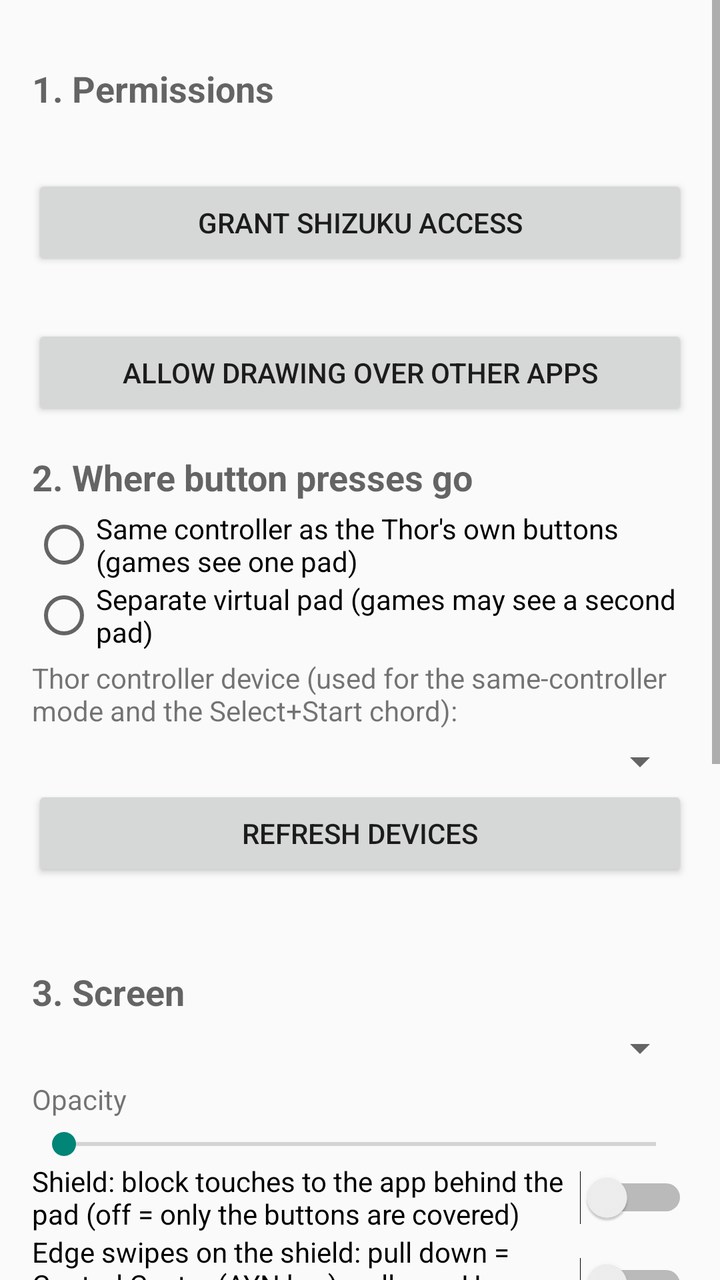
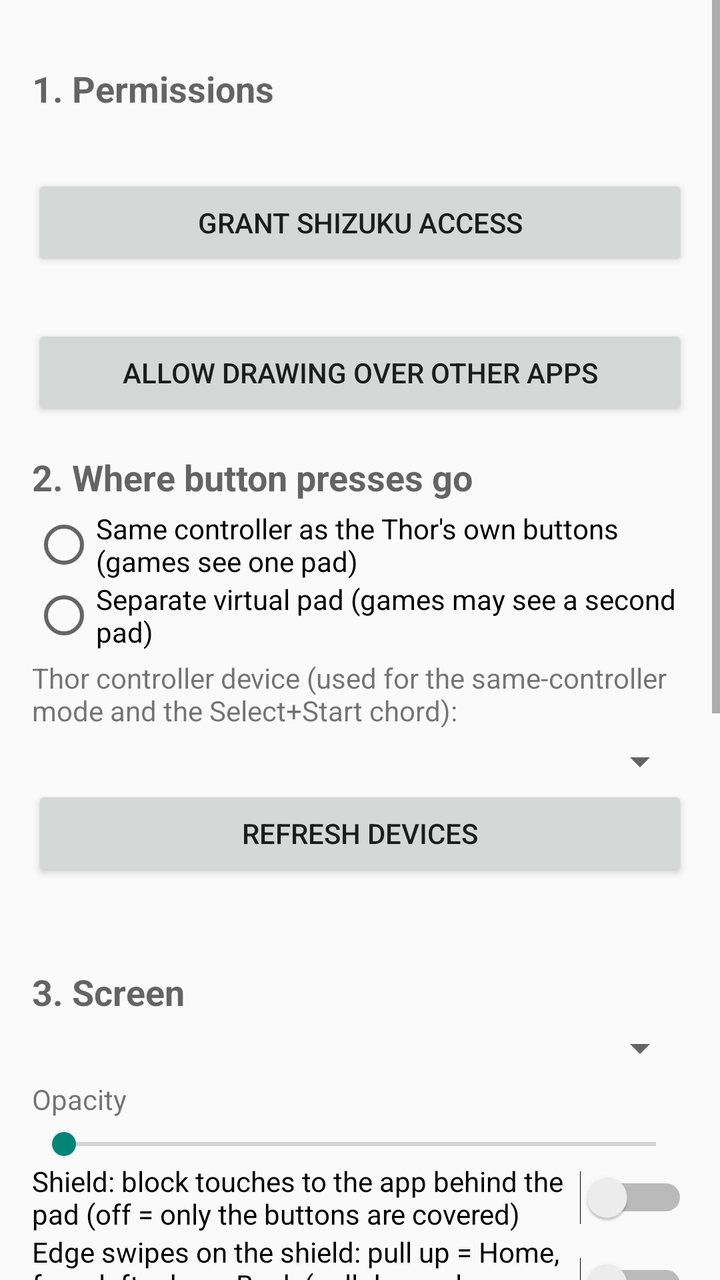

The first picture is an Android layout as it rendered before a commit; the second is the same layout after the commit. The layout source and the unified diff follow.
<!-- AndroidManifest.xml: application theme Theme.SidePad -->
<!-- res/layout/activity_main.xml -->
<?xml version="1.0" encoding="utf-8"?>
<ScrollView xmlns:android="http://schemas.android.com/apk/res/android"
    android:layout_width="match_parent"
    android:layout_height="match_parent">

    <LinearLayout
        android:layout_width="match_parent"
        android:layout_height="wrap_content"
        android:orientation="vertical"
        android:padding="16dp">

        <TextView style="@style/SectionHeader" android:text="1. Permissions" />
        <TextView android:id="@+id/shizukuStatus" style="@style/StatusLine" />
        <Button android:id="@+id/btnShizuku" style="@style/Row" android:text="Grant Shizuku access" />
        <TextView android:id="@+id/overlayStatus" style="@style/StatusLine" />
        <Button android:id="@+id/btnOverlay" style="@style/Row" android:text="Allow drawing over other apps" />

        <TextView style="@style/SectionHeader" android:text="2. Where button presses go" />
        <RadioGroup android:id="@+id/modeGroup" android:layout_width="match_parent" android:layout_height="wrap_content">
            <RadioButton android:id="@+id/modePhysical" android:layout_width="wrap_content" android:layout_height="wrap_content"
                android:text="Same controller as the Thor's own buttons (games see one pad)" />
            <RadioButton android:id="@+id/modeVirtual" android:layout_width="wrap_content" android:layout_height="wrap_content"
                android:text="Separate virtual pad (games may see a second pad)" />
        </RadioGroup>
        <TextView style="@style/StatusLine" android:text="Thor controller device (used for the same-controller mode and the Select+Start chord):" />
        <Spinner android:id="@+id/deviceSpinner" android:layout_width="match_parent" android:layout_height="wrap_content" />
        <Button android:id="@+id/btnRefresh" style="@style/Row" android:text="Refresh devices" />
        <TextView android:id="@+id/probeStatus" style="@style/StatusLine" />

        <TextView style="@style/SectionHeader" android:text="3. Screen" />
        <Spinner android:id="@+id/displaySpinner" android:layout_width="match_parent" android:layout_height="wrap_content" />
        <TextView style="@style/StatusLine" android:text="Opacity" />
        <SeekBar android:id="@+id/opacity" android:layout_width="match_parent" android:layout_height="wrap_content" android:max="100" />
        <Switch android:id="@+id/shieldSwitch" android:layout_width="match_parent" android:layout_height="wrap_content"
            android:text="Shield: block touches to the app behind the pad (off = only the buttons are covered)" />
        <Switch android:id="@+id/gestureSwitch" android:layout_width="match_parent" android:layout_height="wrap_content"
            android:text="Edge swipes on the shield: pull down = Control Center (AYN key), pull up = Home, from left edge = Back" />
        <Switch android:id="@+id/chordSwitch" android:layout_width="match_parent" android:layout_height="wrap_content"
            android:text="Hold Select + Start on the Thor to show/hide the pad" />

        <TextView style="@style/SectionHeader" android:text="4. Pad" />
        <LinearLayout android:layout_width="match_parent" android:layout_height="wrap_content" android:orientation="horizontal">
            <Button android:id="@+id/btnShow" style="@style/Half" android:text="Show pad" />
            <Button android:id="@+id/btnHide" style="@style/Half" android:text="Hide pad" />
        </LinearLayout>
        <LinearLayout android:layout_width="match_parent" android:layout_height="wrap_content" android:orientation="horizontal">
            <Button android:id="@+id/btnEdit" style="@style/Half" android:text="Edit layout" />
            <Button android:id="@+id/btnStop" style="@style/Half" android:text="Stop service" />
        </LinearLayout>
        <TextView style="@style/StatusLine" android:text="Edit layout opens the editor on the pad's screen: tap a button to select, drag to move, pinch to resize, Add / Delete / − / + in its toolbar. Also reachable from the notification. A Quick Settings tile named Thor SidePad toggles the pad." />

        <TextView style="@style/SectionHeader" android:text="5. Test (open a gamepad tester on the top screen first)" />
        <LinearLayout android:layout_width="match_parent" android:layout_height="wrap_content" android:orientation="horizontal">
            <Button android:id="@+id/btnTestA" style="@style/Half" android:text="Send A" />
            <Button android:id="@+id/btnTestM1" style="@style/Half" android:text="Send M1 (BUTTON_C)" />
        </LinearLayout>
    </LinearLayout>
</ScrollView>
<!-- resources referenced by this layout -->
<resources>
  <style name="Half">
          <item name="android:layout_width">0dp</item>
          <item name="android:layout_height">wrap_content</item>
          <item name="android:layout_weight">1</item>
      </style>
  <style name="Row">
          <item name="android:layout_width">match_parent</item>
          <item name="android:layout_height">wrap_content</item>
      </style>
  <style name="SectionHeader">
          <item name="android:layout_width">match_parent</item>
          <item name="android:layout_height">wrap_content</item>
          <item name="android:textAppearance">?android:attr/textAppearanceMedium</item>
          <item name="android:textStyle">bold</item>
          <item name="android:paddingTop">16dp</item>
          <item name="android:paddingBottom">4dp</item>
      </style>
  <style name="StatusLine">
          <item name="android:layout_width">match_parent</item>
          <item name="android:layout_height">wrap_content</item>
          <item name="android:paddingTop">4dp</item>
          <item name="android:paddingBottom">4dp</item>
      </style>
  <style name="Theme.SidePad" parent="Theme.AppCompat.DayNight" />
</resources>

<!-- the commit's change to res/layout/activity_main.xml (unified diff, before → after) -->
@@ -34,7 +34,9 @@
         <Switch android:id="@+id/shieldSwitch" android:layout_width="match_parent" android:layout_height="wrap_content"
             android:text="Shield: block touches to the app behind the pad (off = only the buttons are covered)" />
         <Switch android:id="@+id/gestureSwitch" android:layout_width="match_parent" android:layout_height="wrap_content"
-            android:text="Edge swipes on the shield: pull down = Control Center (AYN key), pull up = Home, from left edge = Back" />
+            android:text="Edge swipes on the shield: pull up = Home, from left edge = Back (pull down always opens the SidePad panel)" />
+        <Switch android:id="@+id/bootSwitch" android:layout_width="match_parent" android:layout_height="wrap_content"
+            android:text="Start in the background at boot (the pull-down panel is then always available)" />
         <Switch android:id="@+id/chordSwitch" android:layout_width="match_parent" android:layout_height="wrap_content"
             android:text="Hold Select + Start on the Thor to show/hide the pad" />
 
@@ -45,9 +47,10 @@
         </LinearLayout>
         <LinearLayout android:layout_width="match_parent" android:layout_height="wrap_content" android:orientation="horizontal">
             <Button android:id="@+id/btnEdit" style="@style/Half" android:text="Edit layout" />
+            <Button android:id="@+id/btnStart" style="@style/Half" android:text="Run in background" />
             <Button android:id="@+id/btnStop" style="@style/Half" android:text="Stop service" />
         </LinearLayout>
-        <TextView style="@style/StatusLine" android:text="Edit layout opens the editor on the pad's screen: tap a button to select, drag to move, pinch to resize, Add / Delete / − / + in its toolbar. Also reachable from the notification. A Quick Settings tile named Thor SidePad toggles the pad." />
+        <TextView style="@style/StatusLine" android:text="On the pad's screen: pull down from the top edge to open the SidePad panel (show/hide, edit layout, shield, opacity, Thor Control Center, stop). Editing: tap a button to select, drag to move, pinch to resize, Add / Delete / − / + in the toolbar. A Quick Settings tile named Thor SidePad also toggles the pad." />
 
         <TextView style="@style/SectionHeader" android:text="5. Test (open a gamepad tester on the top screen first)" />
         <LinearLayout android:layout_width="match_parent" android:layout_height="wrap_content" android:orientation="horizontal">
